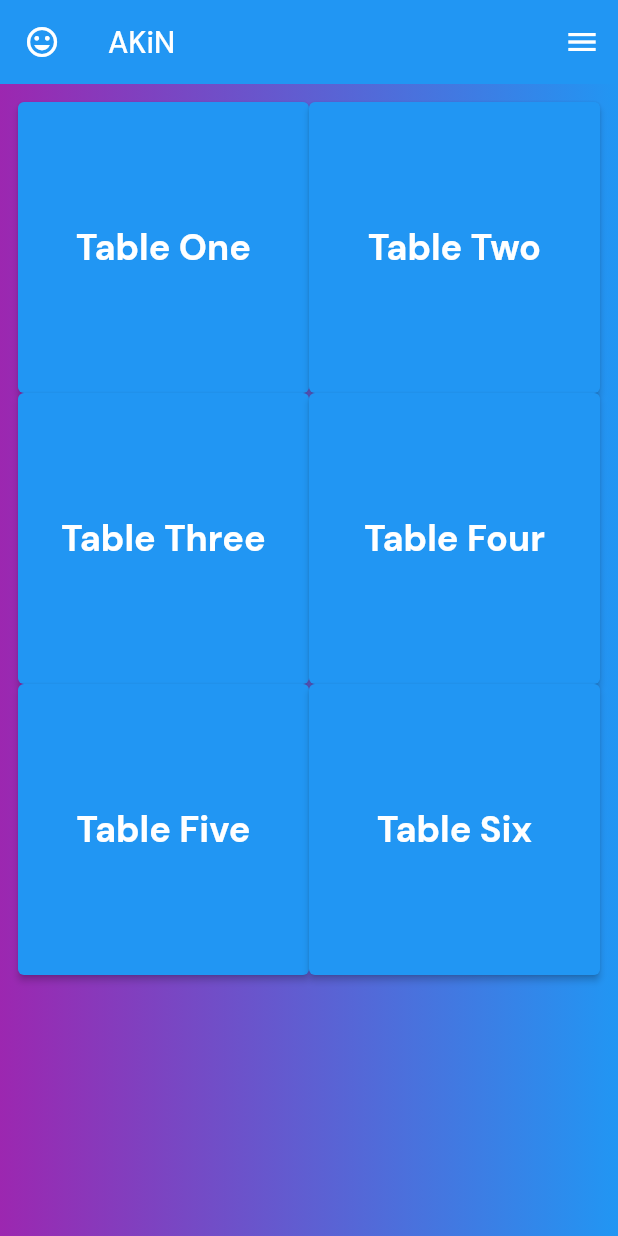
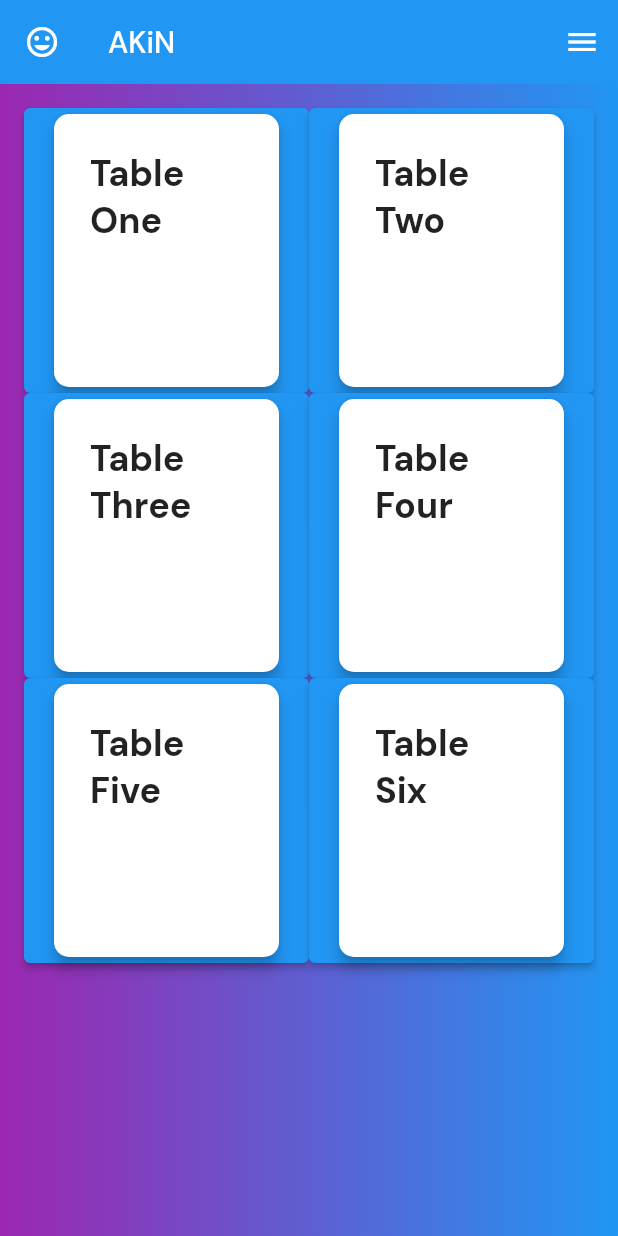
Before and after one commit to gipsycloud/akin, a Flutter app: the screen it shows after launch, on a phone screen of 412 x 824 dp. Run offline on Flutter 3.47's test engine with Material 2 defaults, Android fonts, the phone set to English and light mode, and no system bars; our stand-ins replace flutter_svg, google_fonts, hive, hive_flutter; accounts and stored records are empty.

Commit message:
adding table order details

```diff
--- a/lib/model/table.dart
+++ b/lib/model/table_data.dart
@@ -1,10 +1,10 @@
 import 'package:flutter/material.dart';
 
-class Table {
+class TableData {
   final String image, title, description;
   final int price, id;
   final Color color;
-  Table({
+  TableData({
     required this.id,
     required this.image,
     required this.title,
@@ -14,49 +14,49 @@ class Table {
   });
 }
 
-List<Table> tables = [
-  Table(
+List<TableData> tabledata = [
+  TableData(
       id: 1,
       title: "Table One",
       price: 234,
       description: dummyText,
       image: "assets/images/one.png",
       color: const Color(0xFF3D82AE)),
-  Table(
+  TableData(
       id: 2,
       title: "Table Two",
       price: 234,
       description: dummyText,
       image: "assets/images/two.png",
       color: const Color(0xFFD3A984)),
-  Table(
+  TableData(
       id: 3,
       title: "Table Three",
       price: 234,
       description: dummyText,
       image: "assets/images/one.png",
       color: const Color(0xFF989493)),
-  Table(
+  TableData(
       id: 4,
       title: "Table Four",
       price: 234,
       description: dummyText,
       image: "assets/images/one.png",
       color: const Color(0xFFE6B398)),
-  Table(
+  TableData(
       id: 5,
       title: "Table Five",
       price: 234,
       description: dummyText,
       image: "assets/images/one.png",
       color: const Color(0xFFFB7883)),
-  Table(
+  TableData(
     id: 6,
     title: "Table Six",
     price: 234,
     description: dummyText,
     image: "assets/images/one.png",
-    color: const Color(0xFFAEAEAE), // Table
+    color: const Color(0xFFAEAEAE), // TableData
   ),
 ];
 
--- a/lib/table/table_card.dart
+++ b/lib/table/table_card.dart
@@ -1,6 +1,5 @@
-import 'package:akin/model/table.dart';
-// import 'package:akin/table/table_one.dart';
-import 'package:akin/table/table_screen.dart';
+import 'package:akin/model/table_data.dart';
+import 'package:akin/table/table_order.dart';
 import 'package:flutter/material.dart';
 
 class TableCard extends StatelessWidget {
@@ -18,27 +17,43 @@ class TableCard extends StatelessWidget {
             colors: [Colors.purple, Colors.blue]),
       ),
       child: Container(
-        padding: const EdgeInsets.all(12.0),
+        padding: const EdgeInsets.all(16.0),
         child: GridView.builder(
           gridDelegate: const SliverGridDelegateWithFixedCrossAxisCount(
               crossAxisCount: 2),
-          itemCount: tables.length,
+          itemCount: tabledata.length,
           itemBuilder: (context, index) {
+            // return Image.asset(tables[index].image);
             return ElevatedButton(
               onPressed: () {
                 Navigator.push(
                     context,
                     MaterialPageRoute(
-                        builder: ((context) =>
-                            Tablescreen(tables: tables[index]))));
+                        builder: (context) => TableOrder(
+                              data: tabledata[index],
+                            )));
               },
-              child: Text(
-                (tables[index].title),
-                style: const TextStyle(
-                    fontSize: 24.0, fontWeight: FontWeight.bold),
+              child: Card(
+                elevation: 4.0,
+                shape: RoundedRectangleBorder(
+                    borderRadius: BorderRadius.circular(10.0)),
+                child: Padding(
+                  padding: const EdgeInsets.all(16.0),
+                  child: Column(
+                    children: <Widget>[
+                      Padding(
+                        padding: const EdgeInsets.all(8.0),
+                        child: Text(
+                          (tabledata[index].title),
+                          style: const TextStyle(
+                              fontSize: 24.0, fontWeight: FontWeight.bold),
+                        ),
+                      )
+                    ],
+                  ),
+                ),
               ),
             );
-            // return Image.asset(tables[index].image);
           },
         ),
       ),
--- a/lib/widget/constants.dart
+++ b/lib/widget/constants.dart
@@ -4,3 +4,8 @@ const kTextColor = Color(0xFF535353);
 const kTextLightColor = Color(0xFFACACAC);
 
 const kDefaultPadding = 20.0;
+
+// For Table Screen
+const kTablePrimaryColor = Color(0xFFA95EFA);
+const kTableSecondaryColor = Color(0xFFF3F6F8);
+const kTableTextColor = Color(0xFF171717);
```
Also changed, not shown: lib/screen/details.dart (+10 -4 lines), lib/table/component/body.dart (added, +19 -0 lines), lib/table/table_one.dart (deleted, +0 -20 lines), lib/table/table_order.dart (added, +33 -0 lines), lib/widget/size_config.dart (added, +21 -0 lines).
